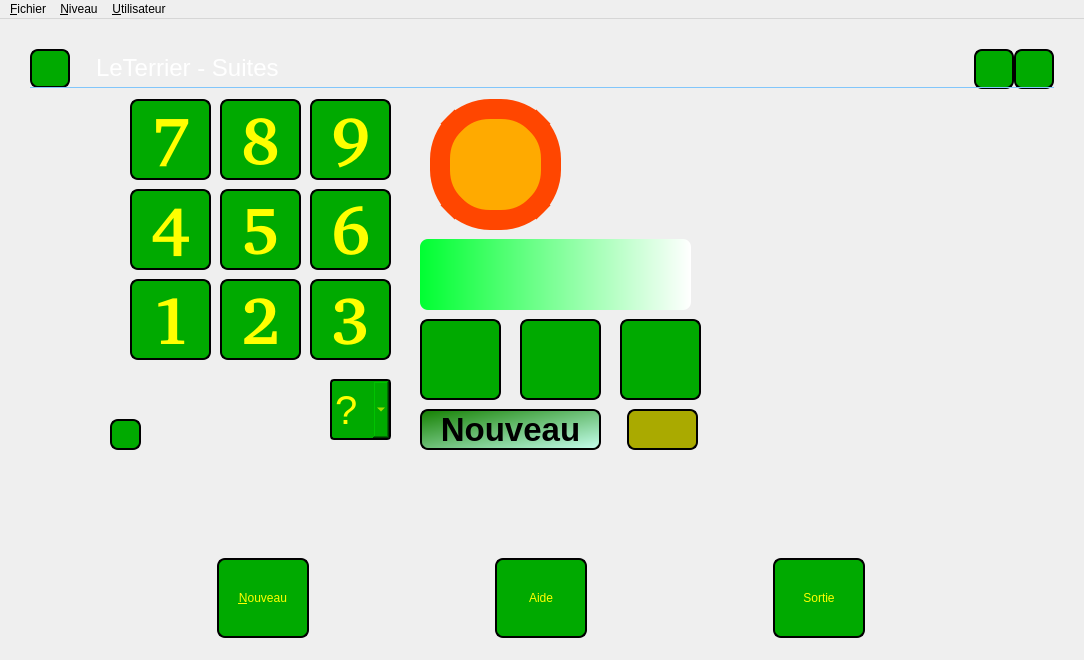
Above: mainwindow.ui from Txikilinux/leterrier-cibler before the change. Below: the same form after it.
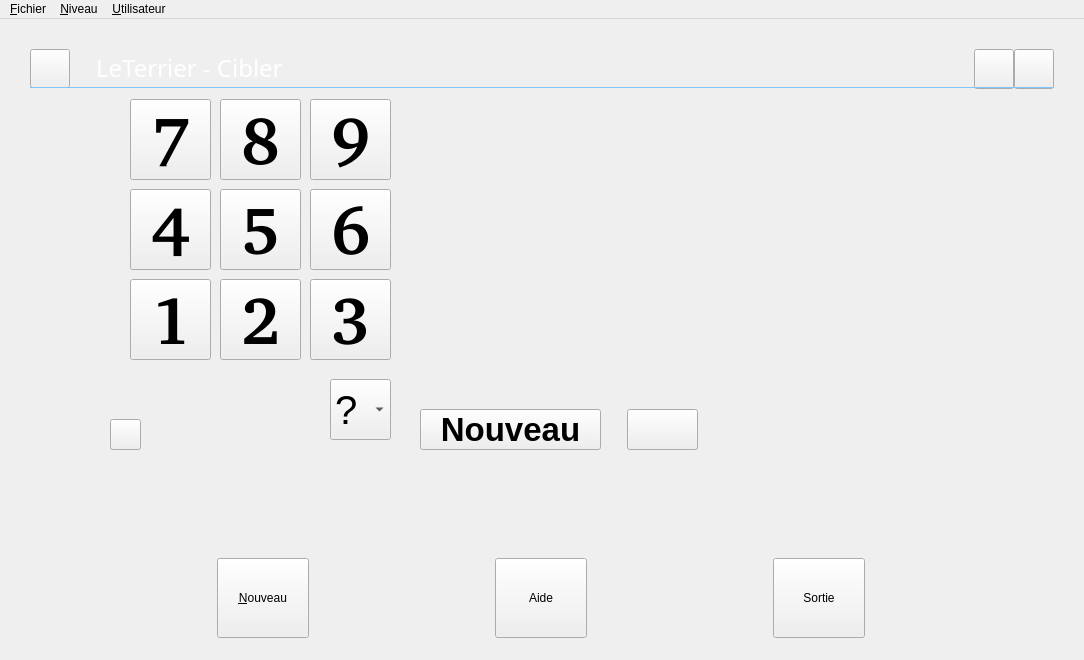
That is the form after the change. Icons and pictures are not drawn. Custom widgets are drawn as their Qt base class.

The edit to the form file:
```diff
--- a/mainwindow.ui
+++ b/mainwindow.ui
@@ -21,82 +21,7 @@
   </property>
   <widget class="QWidget" name="centralWidget">
    <property name="styleSheet">
-    <string notr="true"> QPushButton[flat=&quot;true&quot;]{ 
-		color : red; 
-		background-color : yellow; 
-		border-radius : 8px; 
-		border-width : 2px;
-		border-style : solid ;
-		border-color : black; 
-}
-QPushButton { 
-	background-color: rgb(0, 170, 0);
-		border-radius : 8px; 
-		color: yellow;
-		border-width : 2px;
-		border-style : solid ;
-		border-color : black;
-}
-QPushButton:hover{ 
-		color : yellow;
-		background-color :   rgb(0, 170, 0);
-		border-radius : 8px; 
-		border-width : 2px;
-		border-style : solid ;
-		border-color : white; 
-}
-QPushButton#btnQuitter { 
-		background-image: url(:/img/data/images/quit-24x24.png);
-		background-color: rgb(170, 170, 0);
-		border-radius : 8px; 
-		background-repeat: repeat-no;
-   		background-position: center;
-		border-width : 2px;
-		border-style : solid ;
-		border-color : black;
-}
-QComboBox:enabled {
-	background-color: rgb(0, 170, 0);
-		border-radius : 4px; 
-		color: yellow;
-		border-width : 2px;
-		border-style : solid ;
-		border-color : black;
-}
-QComboBox:!enabled {
-		background-color: grey;
-		border-radius : 4px; 
-		color: black;
-		border-width : 2px;
-		border-style : solid ;
-		border-color : black;
-}
-QPushButton#btnVerifier { 
-	background-color: rgb(255, 170, 0);
-	color: black;
-} 
-QPushButton#btnNouveau { 
-	background-color: qlineargradient(spread:repeat, x1:0, y1:0, x2:1, y2:1, stop:0 rgba(20, 128, 0, 255), stop:1 rgba(197, 255, 238, 255));
-		color: black;
-} 
-QLabel#lblAffiche {
-		background-color: qlineargradient(spread:pad, x1:0, y1:0, x2:1, y2:0, stop:0 rgba(0, 255, 50, 255), stop:1 rgba(255, 255, 255, 255));
-		border-radius : 8px; 
-		background-image: url(:/img/data/images/pagefold-50x45.png);
-		background-repeat: repeat-no;
-   		background-position: top right;
-}
-
-QLabel#lblCible { 
-		background-color: rgb(255, 170, 0);
-		border-radius : 60px;
-		border-width : 20px;
-		border-style : solid ;
-		border-color :  rgb(255, 70, 0);
-}
-
-QWidget#centralWidget { background-image: url(:/img/data/images/background-600x400.png); }
-</string>
+    <string notr="true"/>
    </property>
    <widget class="QWidget" name="widgetContainer" native="true">
     <property name="geometry">
@@ -107,7 +32,7 @@
       <height>600</height>
      </rect>
     </property>
-    <layout class="QVBoxLayout" name="verticalLayout">
+    <layout class="QVBoxLayout" name="vl_widgetContainer">
      <property name="spacing">
       <number>0</number>
      </property>
@@ -123,7 +48,7 @@
         </size>
        </property>
        <property name="styleSheet">
-        <string notr="true">background-image: url(:/data_images/top);
+        <string notr="true">background-image: url(:/cibler/backgrounds/topFrame);
 background-repeat: repeat-no;
 background-position: top right;
 
@@ -336,6 +261,7 @@
          <widget class="QLabel" name="lblTitre">
           <property name="font">
            <font>
+            <family>Andika Basic</family>
             <pointsize>-1</pointsize>
            </font>
           </property>
@@ -352,7 +278,7 @@
 }</string>
           </property>
           <property name="text">
-           <string>LeTerrier - Suites</string>
+           <string>LeTerrier - Cibler</string>
           </property>
          </widget>
         </item>
@@ -898,7 +824,7 @@
        </property>
        <property name="styleSheet">
         <string notr="true">QFrame#frmButtons {
-background-image: url(:/data_images/leafMenu);
+background-image: url(:/cibler/backgrounds/leafFrame);
 border-top-left-radius: 0px;
 border-top-right-radius: 10px;
 border-bottom-right-radius: 10px;
@@ -973,10 +899,10 @@
            </color>
           </property>
           <property name="iconeNormale" stdset="0">
-           <string>:/data_images/nouveau</string>
+           <string>:/cibler/buttons/new</string>
           </property>
           <property name="IconeSurvol" stdset="0">
-           <string>:/data_images/nouveauHover</string>
+           <string>:/cibler/buttons/newHover</string>
           </property>
          </widget>
         </item>
@@ -1001,7 +927,7 @@
            <string/>
           </property>
           <property name="whatsThis">
-           <string>new</string>
+           <string>help</string>
           </property>
           <property name="styleSheet">
            <string notr="true">QPushButton &gt; *{color:red;}QPushButton{border: none; color:rgba(255,255,255,255);background-repeat: no-repeat;background-color:rgba(0,0,0,0);border-image:url(':/icones/new');image-position: center;}:hover{color:rgba(255,255,255,255);background-color:rgba(0,0,0,0);border-image:url(':/icones/newHover');image-position: center;}:pressed{color:rgba(255,255,255,255);background-color:rgba(255,255,255,50);image-position: center;}:disabled{border: none; color:rgba(160,160,164,255);background-color:rgba(0,0,0,0);image:none;image-position: center;}</string>
@@ -1038,10 +964,10 @@
            </color>
           </property>
           <property name="iconeNormale" stdset="0">
-           <string>:/data_images/aide</string>
+           <string>:/cibler/buttons/help</string>
           </property>
           <property name="IconeSurvol" stdset="0">
-           <string>:/data_images/aideHover</string>
+           <string>:/cibler/buttons/helpHover</string>
           </property>
          </widget>
         </item>
@@ -1066,7 +992,7 @@
            <string/>
           </property>
           <property name="whatsThis">
-           <string>new</string>
+           <string>exit</string>
           </property>
           <property name="styleSheet">
            <string notr="true">QPushButton &gt; *{color:red;}QPushButton{border: none; color:rgba(255,255,255,255);background-repeat: no-repeat;background-color:rgba(0,0,0,0);border-image:url(':/icones/new');image-position: center;}:hover{color:rgba(255,255,255,255);background-color:rgba(0,0,0,0);border-image:url(':/icones/newHover');image-position: center;}:pressed{color:rgba(255,255,255,255);background-color:rgba(255,255,255,50);image-position: center;}:disabled{border: none; color:rgba(160,160,164,255);background-color:rgba(0,0,0,0);image:none;image-position: center;}</string>
@@ -1103,10 +1029,10 @@
            </color>
           </property>
           <property name="iconeNormale" stdset="0">
-           <string>:/data_images/sortie</string>
+           <string>:/cibler/buttons/exit</string>
           </property>
           <property name="IconeSurvol" stdset="0">
-           <string>:/data_images/sortieHover</string>
+           <string>:/cibler/buttons/exitHover</string>
           </property>
          </widget>
         </item>
```
